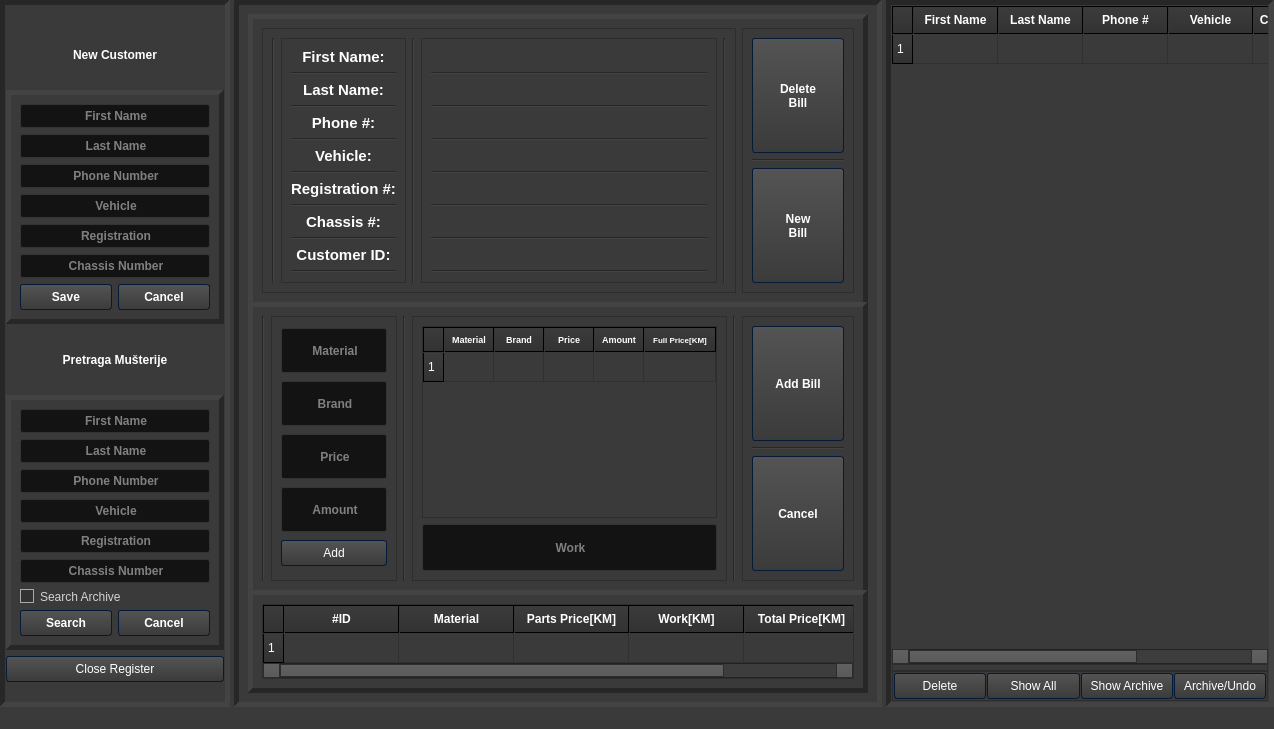
Qt form englishMain.ui (4ntim4tter/Budget-Flow) before a commit.
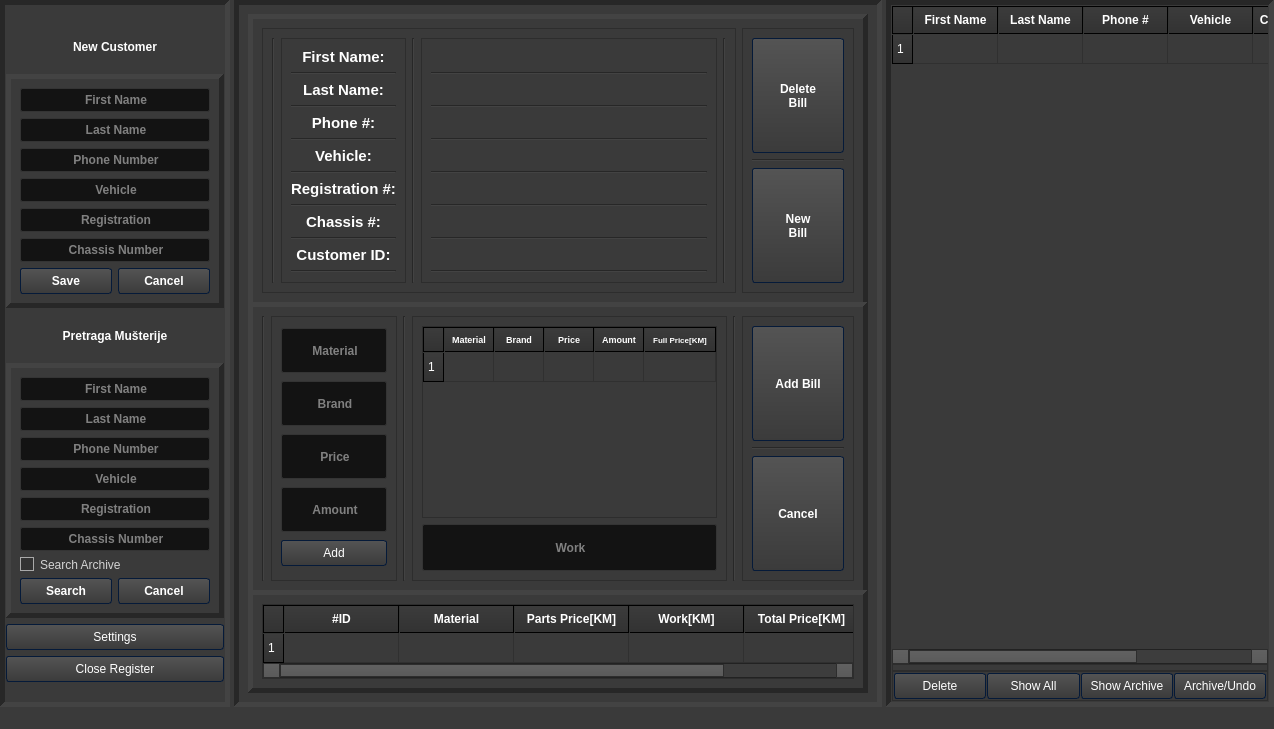
The same form after that commit. Icons and pictures are not drawn.

```diff
--- a/englishMain.ui
+++ b/englishMain.ui
@@ -1068,7 +1068,7 @@
       <property name="midLineWidth">
        <number>5</number>
       </property>
-      <layout class="QVBoxLayout" name="verticalLayout" stretch="1,3,1,3,0">
+      <layout class="QVBoxLayout" name="verticalLayout" stretch="1,3,1,3,0,0">
        <property name="leftMargin">
         <number>1</number>
        </property>
@@ -1612,6 +1612,13 @@
          </layout>
         </widget>
        </item>
+       <item>
+        <widget class="QPushButton" name="settings_button">
+         <property name="text">
+          <string>Settings</string>
+         </property>
+        </widget>
+       </item>
        <item>
         <widget class="QPushButton" name="close_register_button">
          <property name="text">
```
